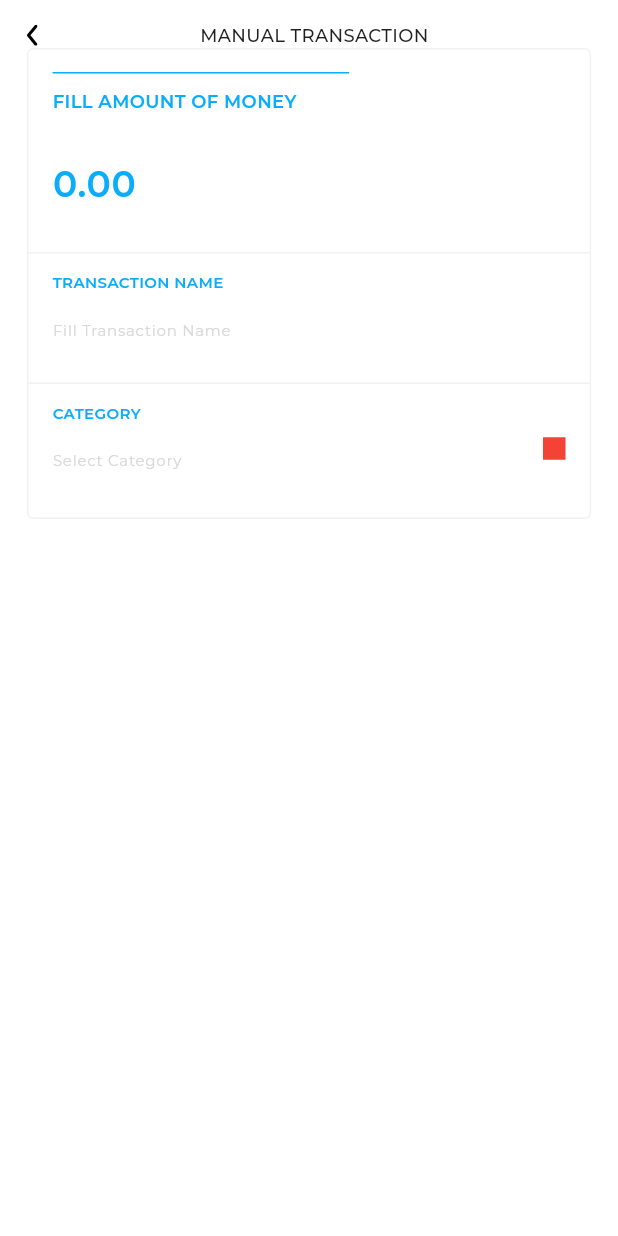
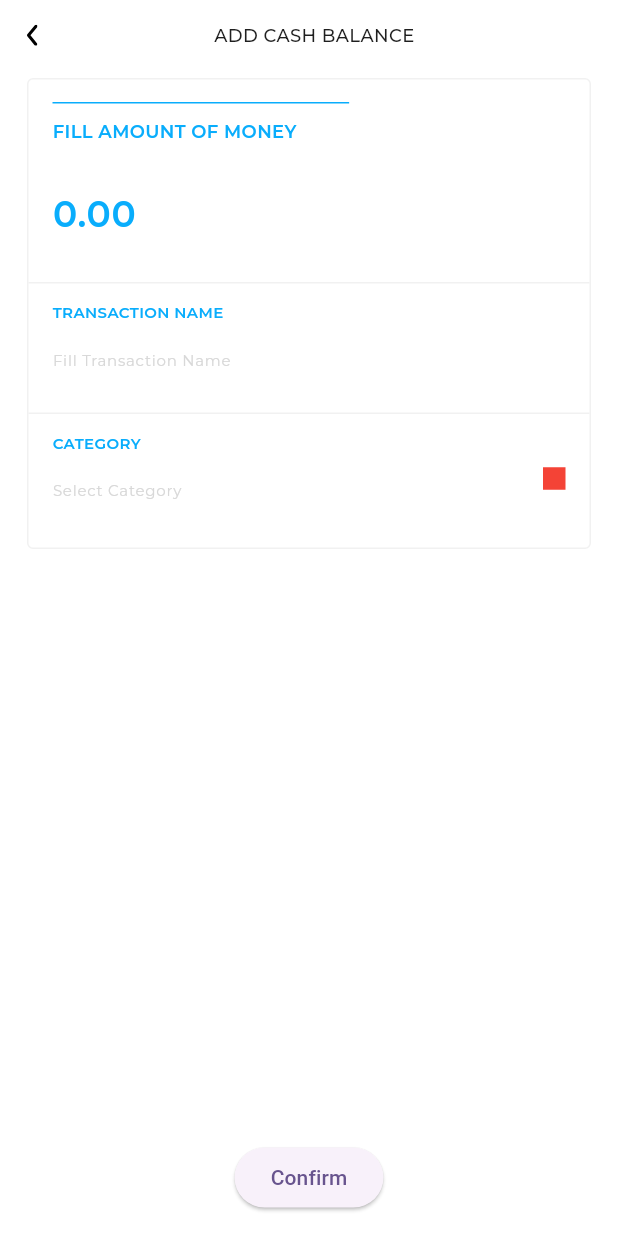
Before and after one commit to Fadzaa/flutter-weMoney-getx, a Flutter app: the screen it shows after launch, on a phone screen of 412 x 824 dp. Run offline on Flutter 3.47's test engine with Material 2 defaults, Android fonts, the phone set to English and light mode, and no system bars; our stand-ins replace flutter_svg, get, google_fonts, introduction_screen.

Commit message:
feat: [FA] add cash balance page

```diff
--- /dev/null
+++ b/lib/app/features/add_cash_balance_page/add_cash_balance_view.dart
@@ -0,0 +1,180 @@
+import 'package:flutter/material.dart';
+import 'package:we_money_getx/app/global_components/app_bar.dart';
+
+import '../../../common/helper/index.dart';
+
+class AddCashBalanceView extends StatelessWidget {
+  const AddCashBalanceView({super.key});
+
+  @override
+  Widget build(BuildContext context) {
+    double width = MediaQuery.of(context).size.width;
+    double height = MediaQuery.of(context).size.height;
+    return Scaffold(
+      backgroundColor: Colors.white,
+      body: Padding(
+        padding: EdgeInsets.fromLTRB(18, 15, 18, 15),
+        child: Column(
+          children: [
+            CommonAppBar(text: "ADD CASH BALANCE", showIcon: false),
+
+            SizedBox(height: 20,),
+
+            Container(
+              width: width,
+              padding: const EdgeInsets.symmetric(
+                vertical: 15,
+              ),
+              decoration: BoxDecoration(
+                  color: Colors.white,
+                  borderRadius: BorderRadius.circular(4),
+                  border: Border.all(color: lineColor, width: 1)),
+              child: Column(
+                crossAxisAlignment: CrossAxisAlignment.start,
+                children: [
+                  Column(
+                    children: [
+                      Padding(
+                        padding: EdgeInsets.symmetric(horizontal: 16),
+                        child: Column(
+                          children: [
+                            Row(
+                              mainAxisAlignment: MainAxisAlignment.start,
+                              children: [
+                                Column(
+                                  crossAxisAlignment: CrossAxisAlignment.start,
+                                  children: [
+                                    Container(
+                                      color: primaryColor,
+                                      height: 1,
+                                      width: width * 0.48,
+                                      margin: EdgeInsets.only(bottom: 10),
+                                    ),
+                                    Text(
+                                      "FILL AMOUNT OF MONEY",
+                                      style: tsPrimaryMedium.copyWith(
+                                        fontSize: 12,
+                                        fontWeight: FontWeight.w600,
+                                      ),
+                                    ),
+                                  ],
+                                ),
+                              ],
+                            ),
+                            Padding(
+                                padding: const EdgeInsets.symmetric(vertical: 20),
+                                child: TextField(
+                                  decoration: InputDecoration(
+                                    hintText: "0.00",
+                                    hintStyle: tsPrimaryMedium.copyWith(
+                                        fontSize: 24,
+                                        fontWeight: FontWeight.w600,
+                                        color: primaryColor),
+                                    border: InputBorder.none,
+                                  ),
+                                  style: tsPrimaryMedium.copyWith(
+                                      fontSize: 24,
+                                      fontWeight: FontWeight.w600,
+                                      color: primaryColor),
+                                )
+                            ),
+                          ],
+                        ),
+                      ),
+                      Divider(
+                        color: lineColor,
+                        height: 1,
+                        thickness: 1,
+                      )
+                    ],
+                  ),
+
+                  Padding(
+                    padding: EdgeInsets.symmetric(horizontal: 16, vertical: 12),
+                    child: Column(
+                      crossAxisAlignment: CrossAxisAlignment.start,
+                      children: [
+                        Text("TRANSACTION NAME",
+                            style: tsPrimaryMedium.copyWith(
+                              fontWeight: FontWeight.w600,
+                            )),
+
+                        TextField(
+                          decoration: InputDecoration(
+                            hintText: "Fill Transaction Name",
+                            hintStyle: tsHint,
+                            border: InputBorder.none,
+                          ),
+                          style: tsPrimaryMedium.copyWith(
+                              fontSize: 14,
+                              fontWeight: FontWeight.w600,
+                              color: primaryColor),
+
+                        ),
+                      ],
+                    ),
+                  ),
+
+                  const Divider(
+                    color: lineColor,
+                    height: 1,
+                    thickness: 1,
+                  ),
+
+
+
+                  Container(
+                    padding: EdgeInsets.fromLTRB(16, 12, 16, 0),
+                    child: Row(
+                      mainAxisAlignment: MainAxisAlignment.spaceBetween,
+                      crossAxisAlignment: CrossAxisAlignment.center,
+                      children: [
+                        Column(
+                          crossAxisAlignment: CrossAxisAlignment.start,
+                          children: [
+                            Text("CATEGORY",
+                                style: tsPrimaryMedium.copyWith(
+                                  fontWeight: FontWeight.w600,
+                                )),
+
+                            SizedBox(
+                              width: 100,
+                              child: TextField(
+                                decoration: InputDecoration(
+                                  hintText: "Select Category",
+                                  hintStyle: tsHint,
+                                  border: InputBorder.none,
+                                ),
+                                style: tsPrimaryMedium.copyWith(
+                                    fontSize: 14,
+                                    fontWeight: FontWeight.w600,
+                                    color: primaryColor),
+
+                              ),
+                            ),
+                          ],
+                        ),
+
+                        Container(
+                          width: 15,
+                          height: 15,
+                          color: Colors.red,
+                        )
+                      ],
+                    ),
+                  ),
+
+                ],
+              ),
+            ),
+
+            Expanded(child: Container(),),
+
+            ElevatedButton(onPressed: () {}, child: Text("Confirm"))
+
+          ],
+        ),
+      )
+    );
+  }
+}
--- a/lib/app/index.dart
+++ b/lib/app/index.dart
@@ -29,3 +29,6 @@ export 'features/manual_transaction/manual_transaction_view.dart' show ManualTra
 
 //List Transaction
 export 'features/list_transaction_page/list_transaction_view.dart' show ListTransactionView;
+
+//Add Cash Balance
+export 'features/add_cash_balance_page/add_cash_balance_view.dart' show AddCashBalanceView;
--- a/lib/common/routes/app_pages.dart
+++ b/lib/common/routes/app_pages.dart
@@ -6,7 +6,7 @@ part 'app_routes.dart';
 class AppPages {
   AppPages._();
 
-  static const INITIAL = Routes.MANUAL_TRANSACTION;
+  static const INITIAL = Routes.ADD_CASH_BALANCE;
 
   static final routes = [
     GetPage(
@@ -45,8 +45,8 @@ class AppPages {
         // binding: OnboardingScreenBinding(),
         transition: Transition.noTransition),
     GetPage(
-        name: _Paths.LIST_TRANSACTION,
-        page: () => ListTransactionView(),
+        name: _Paths.ADD_CASH_BALANCE,
+        page: () => AddCashBalanceView(),
         // binding: OnboardingScreenBinding(),
         transition: Transition.noTransition),
   ];
--- a/lib/common/routes/app_routes.dart
+++ b/lib/common/routes/app_routes.dart
@@ -10,6 +10,7 @@ abstract class Routes {
   static const DETAIL_BALANCE_PAGE = _Paths.DETAIL_BALANCE_PAGE;
   static const MANUAL_TRANSACTION = _Paths.MANUAL_TRANSACTION ;
   static const LIST_TRANSACTION = _Paths.LIST_TRANSACTION ;
+  static const ADD_CASH_BALANCE = _Paths.ADD_CASH_BALANCE ;
 }
 
 abstract class _Paths {
@@ -22,5 +23,6 @@ abstract class _Paths {
   static const DETAIL_BALANCE_PAGE = '/detail-balance';
   static const MANUAL_TRANSACTION  = '/manual-transaction';
   static const LIST_TRANSACTION  = '/list-transaction';
+  static const ADD_CASH_BALANCE  = '/add-cash-balance';
 
 }
```
